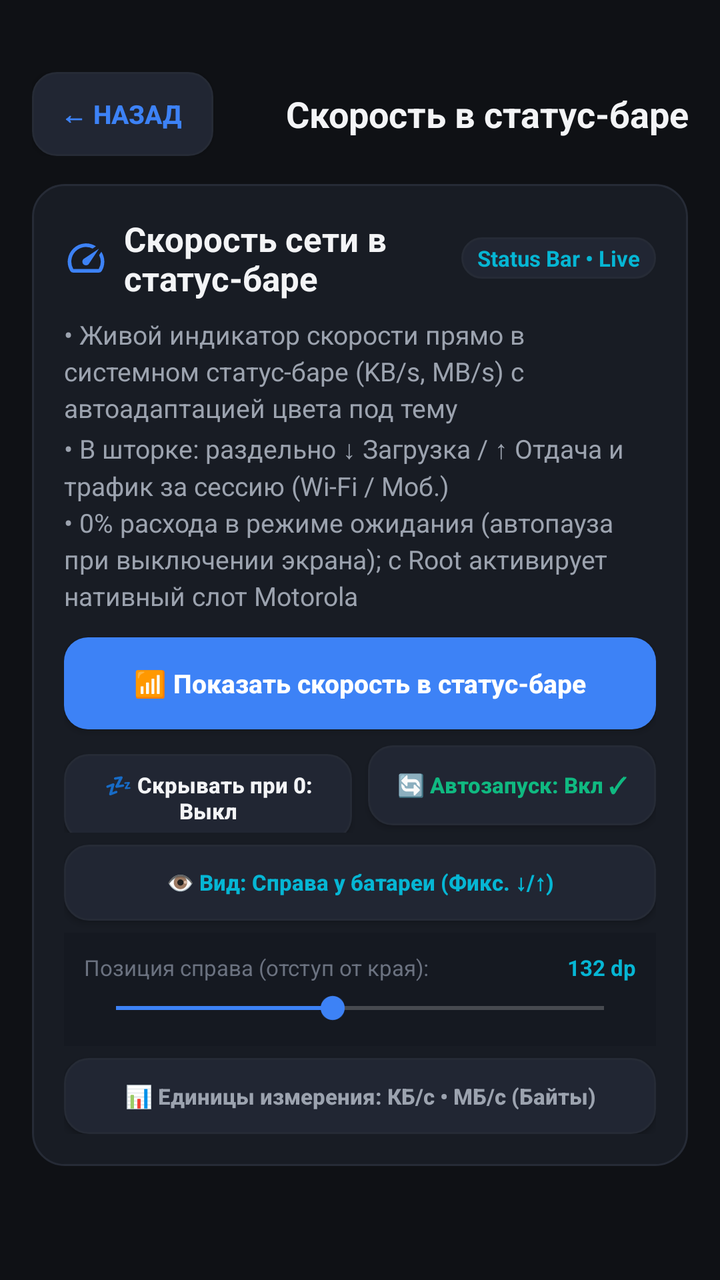
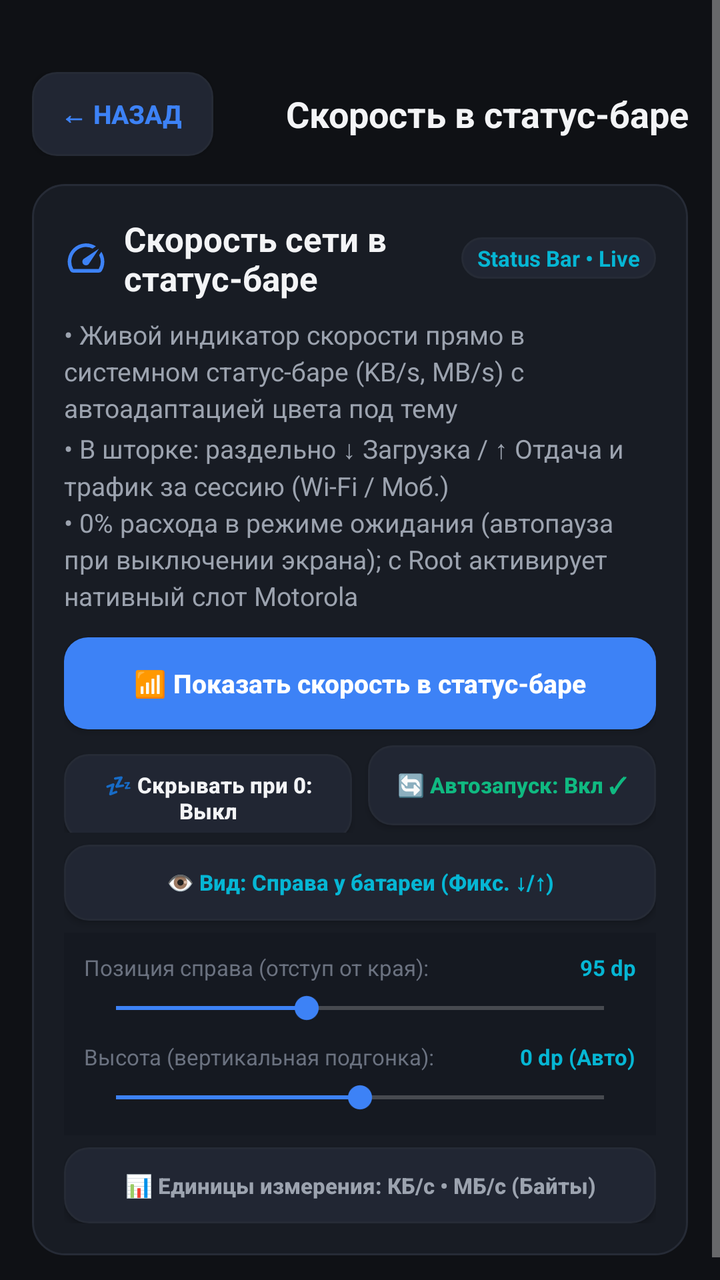

The first picture is an Android layout as it rendered before a commit; the second is the same layout after the commit. The layout source and the unified diff follow.
<!-- AndroidManifest.xml: application theme AppTheme -->
<!-- res/layout/activity_network_speed.xml -->
<?xml version="1.0" encoding="utf-8"?>
<ScrollView xmlns:android="http://schemas.android.com/apk/res/android"
    android:layout_width="match_parent"
    android:layout_height="match_parent"
    android:background="@color/bg_dark"
    android:fitsSystemWindows="true">

    <LinearLayout
        android:layout_width="match_parent"
        android:layout_height="wrap_content"
        android:orientation="vertical"
        android:paddingStart="16dp"
        android:paddingEnd="16dp"
        android:paddingTop="36dp"
        android:paddingBottom="24dp">

        
        <LinearLayout
            android:layout_width="match_parent"
            android:layout_height="wrap_content"
            android:orientation="horizontal"
            android:gravity="center_vertical"
            android:paddingBottom="14dp">

            <Button
                android:id="@+id/btn_back"
                android:layout_width="wrap_content"
                android:layout_height="42dp"
                android:minWidth="90dp"
                android:background="@drawable/btn_chip"
                android:text="← Назад"
                android:textColor="@color/accent_blue"
                android:textSize="13sp"
                android:textStyle="bold"
                android:paddingStart="14dp"
                android:paddingEnd="16dp" />

            <TextView
                android:layout_width="0dp"
                android:layout_height="wrap_content"
                android:layout_weight="1"
                android:text="Скорость в статус-баре"
                android:textColor="@color/text_primary"
                android:textSize="18sp"
                android:textStyle="bold"
                android:gravity="end" />
        </LinearLayout>

        
        <LinearLayout
            android:id="@+id/card_network_speed"
            android:layout_width="match_parent"
            android:layout_height="wrap_content"
            android:background="@drawable/card_bg"
            android:orientation="vertical"
            android:padding="16dp">

            <LinearLayout
                android:layout_width="match_parent"
                android:layout_height="wrap_content"
                android:orientation="horizontal"
                android:gravity="center_vertical">

                <ImageView
                    android:layout_width="22dp"
                    android:layout_height="22dp"
                    android:src="@drawable/ic_cat_net"
                    android:layout_marginEnd="8dp" />

                <TextView
                    android:layout_width="0dp"
                    android:layout_height="wrap_content"
                    android:layout_weight="1"
                    android:text="Скорость сети в статус-баре"
                    android:textColor="@color/text_primary"
                    android:textSize="17sp"
                    android:textStyle="bold" />

                <TextView
                    android:layout_width="wrap_content"
                    android:layout_height="wrap_content"
                    android:background="@drawable/btn_chip"
                    android:paddingStart="8dp"
                    android:paddingEnd="8dp"
                    android:paddingTop="3dp"
                    android:paddingBottom="3dp"
                    android:text="Status Bar • Live"
                    android:textColor="@color/accent_cyan"
                    android:textSize="11sp"
                    android:textStyle="bold" />
            </LinearLayout>

            <TextView
                android:layout_width="wrap_content"
                android:layout_height="wrap_content"
                android:layout_marginTop="8dp"
                android:text="• Живой индикатор скорости прямо в системном статус-баре (KB/s, MB/s) с автоадаптацией цвета под тему\n• В шторке: раздельно ↓ Загрузка / ↑ Отдача и трафик за сессию (Wi-Fi / Моб.)\n• 0% расхода в режиме ожидания (автопауза при выключении экрана); с Root активирует нативный слот Motorola"
                android:textColor="@color/text_secondary"
                android:textSize="13sp"
                android:lineSpacingExtra="3dp" />

            <Button
                android:id="@+id/btn_toggle_net_speed"
                android:layout_width="match_parent"
                android:layout_height="wrap_content"
                android:minHeight="46dp"
                android:gravity="center"
                android:paddingStart="10dp"
                android:paddingEnd="10dp"
                android:paddingTop="8dp"
                android:paddingBottom="8dp"
                android:layout_marginTop="12dp"
                android:background="@drawable/btn_primary"
                android:text="📶 Показать скорость в статус-баре"
                android:textAllCaps="false"
                android:textColor="#FFFFFF"
                android:textSize="13sp"
                android:textStyle="bold" />

            <LinearLayout
                android:layout_width="match_parent"
                android:layout_height="wrap_content"
                android:orientation="horizontal"
                android:layout_marginTop="8dp">

                <Button
                    android:id="@+id/btn_net_speed_hide_idle"
                    android:layout_width="0dp"
                    android:layout_height="wrap_content"
                    android:minHeight="40dp"
                    android:gravity="center"
                    android:paddingStart="10dp"
                    android:paddingEnd="10dp"
                    android:paddingTop="8dp"
                    android:paddingBottom="8dp"
                    android:layout_weight="1"
                    android:background="@drawable/btn_chip"
                    android:text="💤 Скрывать при 0: Выкл"
                    android:textAllCaps="false"
                    android:textColor="@color/text_primary"
                    android:textSize="11sp"
                    android:textStyle="bold"
                    android:layout_marginEnd="4dp" />

                <Button
                    android:id="@+id/btn_net_speed_autostart"
                    android:layout_width="0dp"
                    android:layout_height="wrap_content"
                    android:minHeight="40dp"
                    android:gravity="center"
                    android:paddingStart="10dp"
                    android:paddingEnd="10dp"
                    android:paddingTop="8dp"
                    android:paddingBottom="8dp"
                    android:layout_weight="1"
                    android:background="@drawable/btn_chip"
                    android:text="🔄 Автозапуск: Вкл ✓"
                    android:textAllCaps="false"
                    android:textColor="@color/accent_green"
                    android:textSize="11sp"
                    android:textStyle="bold"
                    android:layout_marginStart="4dp" />
            </LinearLayout>

            <Button
                android:id="@+id/btn_net_speed_icon_mode"
                android:layout_width="match_parent"
                android:layout_height="wrap_content"
                android:minHeight="38dp"
                android:gravity="center"
                android:paddingStart="10dp"
                android:paddingEnd="10dp"
                android:paddingTop="8dp"
                android:paddingBottom="8dp"
                android:layout_marginTop="6dp"
                android:background="@drawable/btn_chip"
                android:text="👁️ Вид: Справа у батареи (Фикс. ↓/↑)"
                android:textAllCaps="false"
                android:textColor="@color/accent_cyan"
                android:textSize="11sp"
                android:textStyle="bold" />

            
            <LinearLayout
                android:id="@+id/layout_net_speed_offset"
                android:layout_width="match_parent"
                android:layout_height="wrap_content"
                android:orientation="vertical"
                android:layout_marginTop="6dp"
                android:background="#151921"
                android:padding="10dp">

                <LinearLayout
                    android:layout_width="match_parent"
                    android:layout_height="wrap_content"
                    android:orientation="horizontal">

                    <TextView
                        android:layout_width="0dp"
                        android:layout_height="wrap_content"
                        android:layout_weight="1"
                        android:text="Позиция справа (отступ от края):"
                        android:textColor="@color/text_muted"
                        android:textSize="11sp" />

                    <TextView
                        android:id="@+id/tv_net_speed_offset_val"
                        android:layout_width="wrap_content"
                        android:layout_height="wrap_content"
                        android:text="132 dp"
                        android:textColor="@color/accent_cyan"
                        android:textSize="11sp"
                        android:textStyle="bold" />
                </LinearLayout>

                <SeekBar
                    android:id="@+id/sb_net_speed_offset"
                    android:layout_width="match_parent"
                    android:layout_height="wrap_content"
                    android:layout_marginTop="4dp"
                    android:max="230"
                    android:progress="102" />
            </LinearLayout>

            <Button
                android:id="@+id/btn_net_speed_units"
                android:layout_width="match_parent"
                android:layout_height="wrap_content"
                android:minHeight="38dp"
                android:gravity="center"
                android:paddingStart="10dp"
                android:paddingEnd="10dp"
                android:paddingTop="8dp"
                android:paddingBottom="8dp"
                android:layout_marginTop="6dp"
                android:background="@drawable/btn_chip"
                android:text="📊 Единицы измерения: КБ/с • МБ/с (Байты)"
                android:textAllCaps="false"
                android:textColor="@color/text_secondary"
                android:textSize="11sp"
                android:textStyle="bold" />
        </LinearLayout>
    </LinearLayout>
</ScrollView>
<!-- resources referenced by this layout -->
<resources>
  <color name="accent_blue">#3D82F6</color>
  <color name="accent_cyan">#06B6D4</color>
  <color name="accent_green">#10B981</color>
  <color name="bg_dark">#0F1115</color>
  <color name="text_muted">#6B7280</color>
  <color name="text_primary">#F3F4F6</color>
  <color name="text_secondary">#9CA3AF</color>
  <!-- drawable btn_chip (drawable) -->
  <?xml version="1.0" encoding="utf-8"?>
  <shape xmlns:android="http://schemas.android.com/apk/res/android"
      android:shape="rectangle">
      <solid android:color="@color/chip_bg" />
      <stroke android:width="1dp" android:color="@color/card_stroke" />
      <corners android:radius="12dp" />
  </shape>
  <!-- drawable btn_primary (drawable) -->
  <?xml version="1.0" encoding="utf-8"?>
  <shape xmlns:android="http://schemas.android.com/apk/res/android"
      android:shape="rectangle">
      <solid android:color="@color/accent_blue" />
      <corners android:radius="12dp" />
  </shape>
  <!-- drawable card_bg (drawable) -->
  <?xml version="1.0" encoding="utf-8"?>
  <shape xmlns:android="http://schemas.android.com/apk/res/android"
      android:shape="rectangle">
      <solid android:color="@color/card_dark" />
      <stroke android:width="1dp" android:color="@color/card_stroke" />
      <corners android:radius="16dp" />
  </shape>
  <!-- drawable ic_cat_net (drawable) -->
  <?xml version="1.0" encoding="utf-8"?>
  <vector xmlns:android="http://schemas.android.com/apk/res/android"
      android:width="20dp"
      android:height="20dp"
      android:viewportWidth="24"
      android:viewportHeight="24">
      <path
          android:fillColor="#3D82F6"
          android:pathData="M20.38,8.57l-1.23,1.85a8,8 0 0,1 -0.22,7.58H5.07A8,8 0 0,1 15.58,6.85l1.85,-1.23A10,10 0 0,0 3.35,19a2,2 0 0,0 1.72,1h13.85a2,2 0 0,0 1.74,-1 10,10 0 0,0 -0.28,-10.43zM10.59,15.41a2,2 0 0,0 2.83,0l5.66,-8.49 -8.49,5.66a2,2 0 0,0 0,2.83z" />
  </vector>
  <style name="AppTheme" parent="android:Theme.Material.NoActionBar">
          <item name="android:windowBackground">@color/bg_dark</item>
          <item name="android:colorPrimary">@color/accent_blue</item>
          <item name="android:colorAccent">@color/accent_blue</item>
          <item name="android:statusBarColor">@color/bg_dark</item>
          <item name="android:navigationBarColor">@color/bg_dark</item>
      </style>
  <color name="chip_bg">#212633</color>
  <color name="card_stroke">#262B36</color>
  <color name="card_dark">#181C24</color>
</resources>

<!-- the commit's change to res/layout/activity_network_speed.xml (unified diff, before → after) -->
@@ -190,6 +190,7 @@
                 android:background="#151921"
                 android:padding="10dp">
 
+                
                 <LinearLayout
                     android:layout_width="match_parent"
                     android:layout_height="wrap_content"
@@ -207,7 +208,7 @@
                         android:id="@+id/tv_net_speed_offset_val"
                         android:layout_width="wrap_content"
                         android:layout_height="wrap_content"
-                        android:text="132 dp"
+                        android:text="95 dp"
                         android:textColor="@color/accent_cyan"
                         android:textSize="11sp"
                         android:textStyle="bold" />
@@ -218,8 +219,41 @@
                     android:layout_width="match_parent"
                     android:layout_height="wrap_content"
                     android:layout_marginTop="4dp"
-                    android:max="230"
-                    android:progress="102" />
+                    android:max="205"
+                    android:progress="80" />
+
+                
+                <LinearLayout
+                    android:layout_width="match_parent"
+                    android:layout_height="wrap_content"
+                    android:layout_marginTop="8dp"
+                    android:orientation="horizontal">
+
+                    <TextView
+                        android:layout_width="0dp"
+                        android:layout_height="wrap_content"
+                        android:layout_weight="1"
+                        android:text="Высота (вертикальная подгонка):"
+                        android:textColor="@color/text_muted"
+                        android:textSize="11sp" />
+
+                    <TextView
+                        android:id="@+id/tv_net_speed_offset_y_val"
+                        android:layout_width="wrap_content"
+                        android:layout_height="wrap_content"
+                        android:text="0 dp (Авто)"
+                        android:textColor="@color/accent_cyan"
+                        android:textSize="11sp"
+                        android:textStyle="bold" />
+                </LinearLayout>
+
+                <SeekBar
+                    android:id="@+id/sb_net_speed_offset_y"
+                    android:layout_width="match_parent"
+                    android:layout_height="wrap_content"
+                    android:layout_marginTop="4dp"
+                    android:max="20"
+                    android:progress="10" />
             </LinearLayout>
 
             <Button
